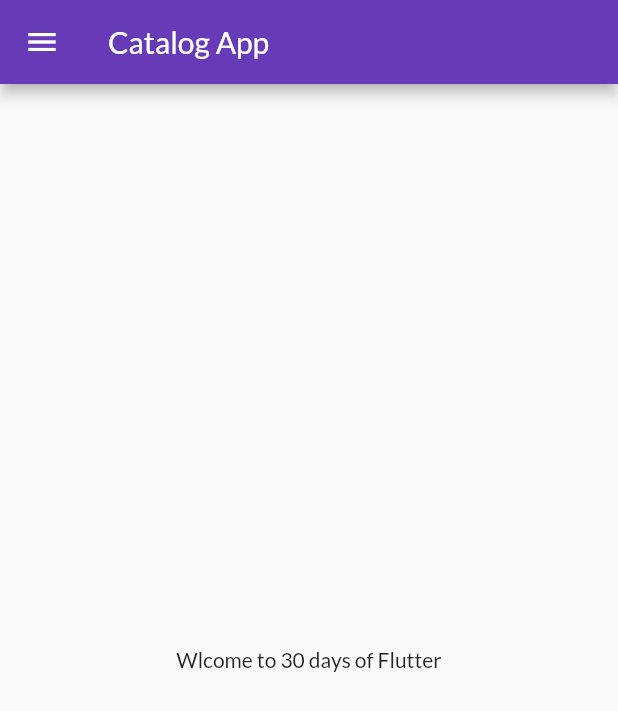
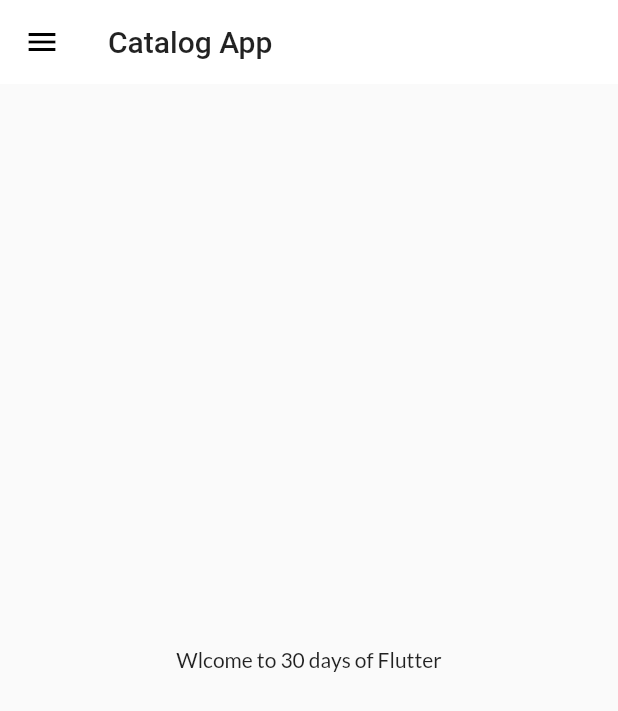
Before and after one commit to LAKSHITSINGH0228/Flutter, a Flutter app: the screen it shows after launch, on a phone screen of 412 x 824 dp. Shown: the top 711 px of the screen. Run offline on Flutter 3.47's test engine with Material 2 defaults, Android fonts, the phone set to English and light mode, and no system bars; our stand-ins replace google_fonts.

Commit message:
Theme extracted

```diff
--- a/lib/main.dart
+++ b/lib/main.dart
@@ -1,7 +1,10 @@
+// ignore_for_file: prefer_const_constructors
+
 import 'package:flutter/material.dart';
 import 'package:flutter_catalog/pages/home_page.dart';
 import 'package:flutter_catalog/pages/login_page.dart';
 import 'package:flutter_catalog/utils/routes.dart';
+import 'package:flutter_catalog/widgets/themes.dart';
 import 'package:google_fonts/google_fonts.dart';
 
 void main() {
@@ -17,14 +20,8 @@ class MyApp extends StatelessWidget {
     return MaterialApp(
 
       themeMode: ThemeMode.light,
-      theme: ThemeData(
-        primarySwatch: Colors.deepPurple,
-        fontFamily: GoogleFonts.lato().fontFamily,
-
-      ),
-      darkTheme: ThemeData(
-        brightness: Brightness.dark
-      ),
+      theme: MyTheme.lightTheme(context),
+      darkTheme: MyTheme.darkTheme(context),
 
       debugShowCheckedModeBanner: false,
       initialRoute: MyRoutes.homeRoute,
--- /dev/null
+++ b/lib/widgets/themes.dart
@@ -0,0 +1,22 @@
+// ignore_for_file: prefer_const_constructors
+
+import 'package:flutter/material.dart';
+import 'package:google_fonts/google_fonts.dart';
+
+class MyTheme {
+  static ThemeData lightTheme(BuildContext context) => ThemeData(
+      primarySwatch: Colors.deepPurple,
+      fontFamily: GoogleFonts.lato().fontFamily,
+      appBarTheme: AppBarTheme(
+        color: Colors.white,
+        elevation: 0,
+        iconTheme: IconThemeData(color: Colors.black),
+        toolbarTextStyle: Theme.of(context).textTheme.bodyText2,
+        titleTextStyle: Theme.of(context).textTheme.headline6,
+
+      ));
+
+      static ThemeData darkTheme(BuildContext context) => ThemeData(
+        brightness: Brightness.dark,
+      );
+}
```
